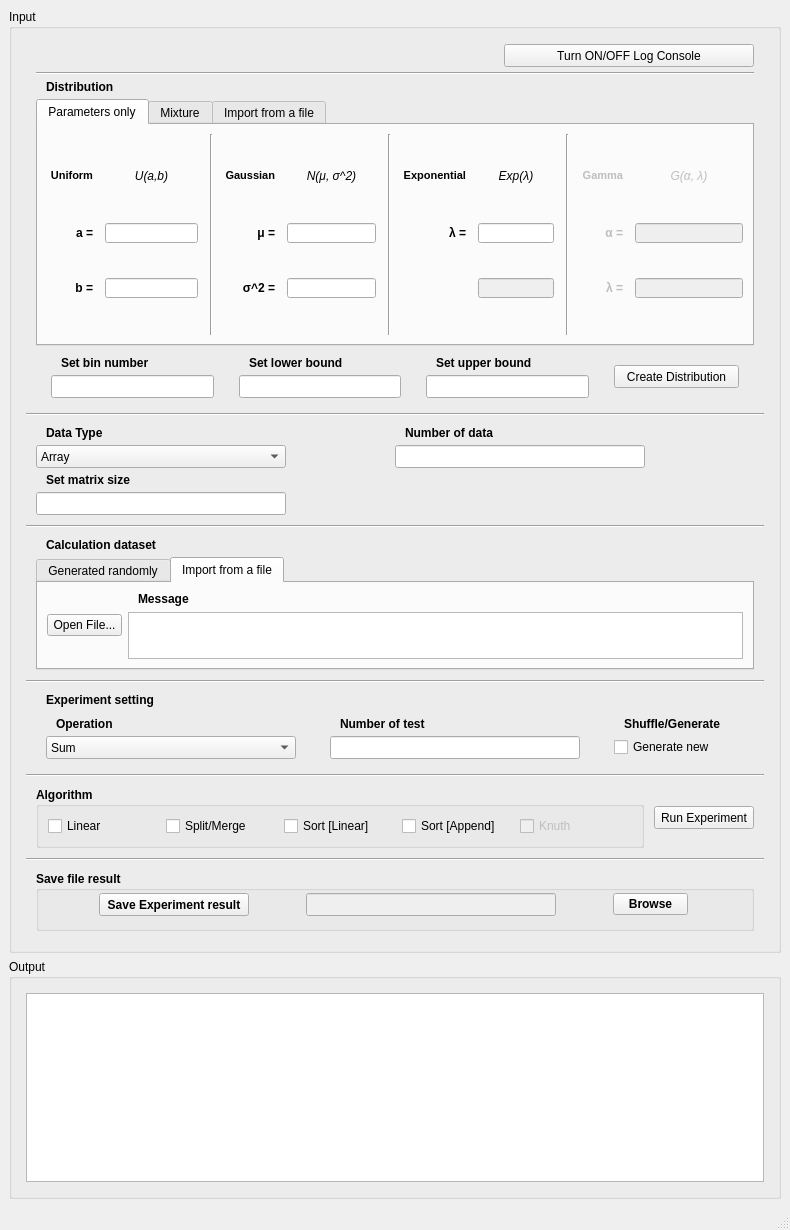
Above: src/mainwindow.ui from hungnv-sr/Map-Reduce-USTH-M1-2019 before the change. Below: the same form after it.
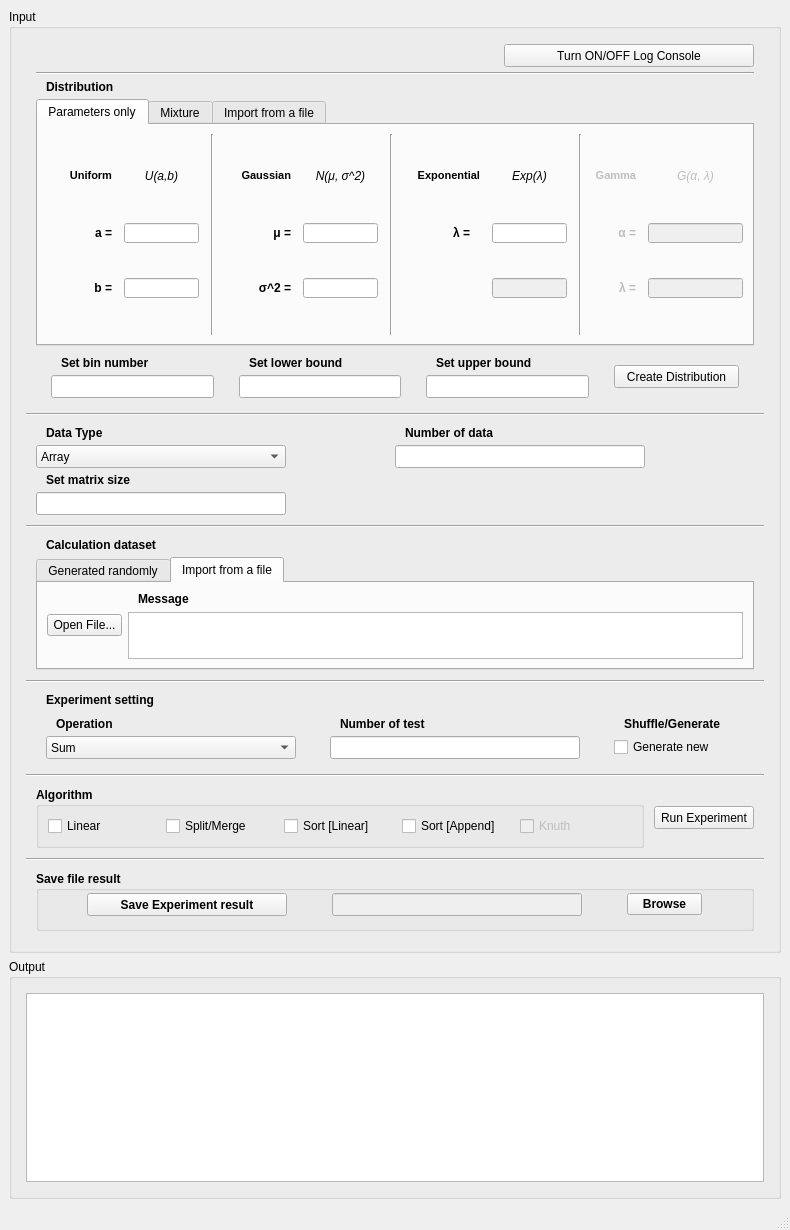
That is the form after the change. The open tabs and pages were chosen to show the change.

Patch:
```diff
--- a/src/mainwindow.ui
+++ b/src/mainwindow.ui
@@ -216,6 +216,12 @@
                      </item>
                      <item row="0" column="0">
                       <widget class="QLabel" name="lblUniform_1">
+                       <property name="minimumSize">
+                        <size>
+                         <width>65</width>
+                         <height>0</height>
+                        </size>
+                       </property>
                        <property name="maximumSize">
                         <size>
                          <width>65</width>
@@ -341,6 +347,12 @@
                      </item>
                      <item row="0" column="0">
                       <widget class="QLabel" name="lblGauss_1">
+                       <property name="minimumSize">
+                        <size>
+                         <width>65</width>
+                         <height>0</height>
+                        </size>
+                       </property>
                        <property name="maximumSize">
                         <size>
                          <width>65</width>
@@ -497,9 +509,15 @@
                      </item>
                      <item row="0" column="0">
                       <widget class="QLabel" name="lblExp_1">
+                       <property name="minimumSize">
+                        <size>
+                         <width>75</width>
+                         <height>0</height>
+                        </size>
+                       </property>
                        <property name="maximumSize">
                         <size>
-                         <width>65</width>
+                         <width>80</width>
                          <height>25</height>
                         </size>
                        </property>
@@ -1933,13 +1951,13 @@
                  <widget class="QPushButton" name="pButtonSaveResult">
                   <property name="minimumSize">
                    <size>
-                    <width>150</width>
+                    <width>180</width>
                     <height>23</height>
                    </size>
                   </property>
                   <property name="maximumSize">
                    <size>
-                    <width>150</width>
+                    <width>200</width>
                     <height>16777215</height>
                    </size>
                   </property>
```
Left out of the diff: 2 changed lines with no effect on the pictures.
